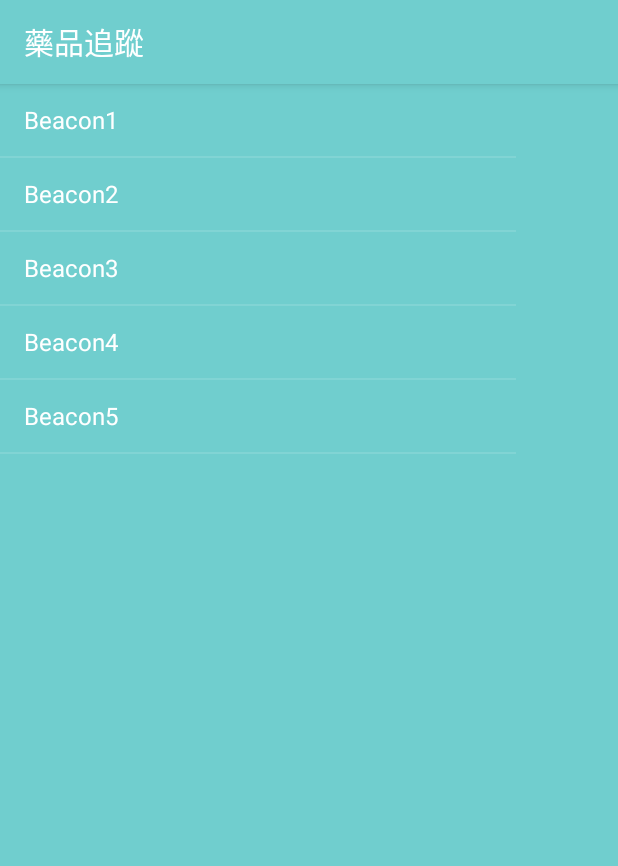
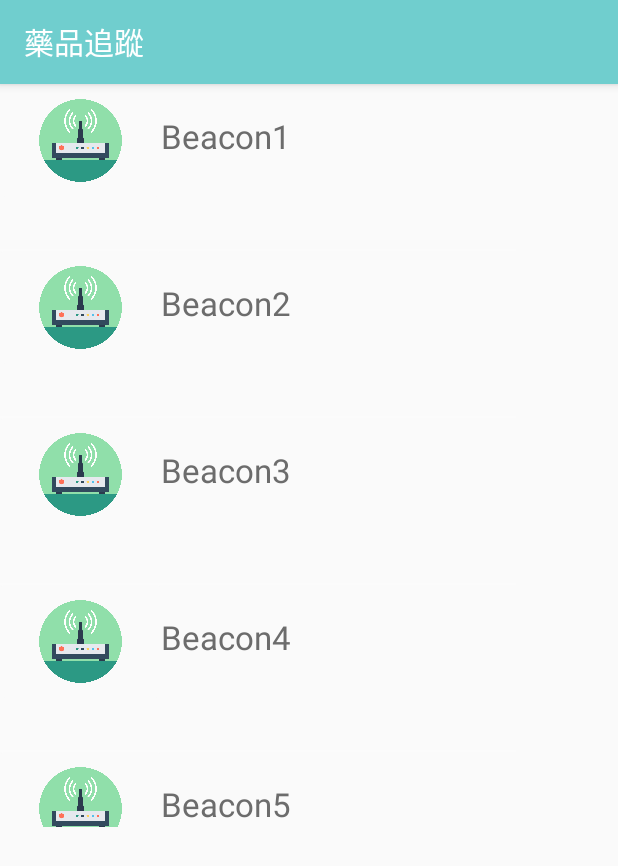
Before and after one commit to weiwei1204/MedicineAPP, an Android app: the SecondActivity screen opened directly, with no data from a screen before it, on a phone screen of 412 x 824 dp. Shown: the top 866 px of the screen. Run offline under Robolectric (Android 15) with nearby library versions, the phone set to English and light mode, and no system bars.

Commit message:
追蹤beacon介面

```diff
--- a/app/src/main/AndroidManifest.xml
+++ b/app/src/main/AndroidManifest.xml
@@ -40,7 +40,10 @@
             android:label="@string/title_activity_robot" />
         <activity
             android:name=".LoginActivity"
-            android:label="@string/title_activity_login"></activity>
+            android:label="@string/title_activity_login" />
+        <activity
+            android:name=".beaconActivity"
+            android:label="@string/title_activity_beacon"></activity>
     </application>
 
 </manifest>
--- a/app/src/main/java/com/example/carrie/carrie_test1/SecondActivity.java
+++ b/app/src/main/java/com/example/carrie/carrie_test1/SecondActivity.java
@@ -18,7 +18,7 @@ public class SecondActivity extends AppCompatActivity {
         super.onCreate(savedInstanceState);
         setContentView(R.layout.activity_second);
         listView = (ListView)findViewById(R.id.beacon_list_view);
-        listAdapter = new ArrayAdapter(this,android.R.layout.simple_list_item_1,list);
+        listAdapter = new ArrayAdapter(this,R.layout.row,R.id.textView31,list);
         listView.setAdapter(listAdapter);
         listView.setOnItemClickListener(new AdapterView.OnItemClickListener() {
             @Override
--- /dev/null
+++ b/app/src/main/res/drawable/buttonbeacon.xml
@@ -0,0 +1,24 @@
+<?xml version="1.0" encoding="utf-8"?>
+<shape xmlns:android="http://schemas.android.com/apk/res/android" android:shape="rectangle" >
+    <corners
+        android:radius="3dp"
+        />
+    <solid
+        android:color="#FAFAFA"
+        />
+    <padding
+        android:left="10dp"
+        android:top="10dp"
+        android:right="10dp"
+        android:bottom="10dp"
+        />
+    <size
+        android:width="270dp"
+        android:height="60dp"
+        />
+    <stroke
+        android:width="0dp"
+        android:color="#6C6C6C"
+
+        />
+</shape>
--- a/app/src/main/res/layout/activity_second.xml
+++ b/app/src/main/res/layout/activity_second.xml
@@ -4,13 +4,47 @@
     xmlns:tools="http://schemas.android.com/tools"
     android:layout_width="match_parent"
     android:layout_height="match_parent"
-    android:background="#70CECE"
+    android:background="#FAFAFA"
     tools:context="com.example.carrie.carrie_test1.SecondActivity">
 
-    <ListView
+    <TableLayout
         android:layout_width="344dp"
         android:layout_height="495dp"
-        android:id="@+id/beacon_list_view"
-        tools:layout_editor_absoluteY="8dp"
-        tools:layout_editor_absoluteX="8dp" />
+        tools:layout_editor_absoluteX="8dp"
+        tools:layout_editor_absoluteY="8dp">
+
+        <TableRow
+            android:layout_width="match_parent"
+            android:layout_height="match_parent">
+
+            <ListView
+                android:id="@+id/beacon_list_view"
+                android:layout_width="344dp"
+                android:layout_height="495dp"
+                tools:layout_editor_absoluteX="8dp"
+                tools:layout_editor_absoluteY="8dp" />
+        </TableRow>
+
+        <TableRow
+            android:layout_width="match_parent"
+            android:layout_height="match_parent" >
+
+            <LinearLayout
+                android:layout_width="match_parent"
+                android:layout_height="match_parent"
+                android:orientation="horizontal">
+
+                <ImageButton
+                    android:id="@+id/imageButton9"
+                    android:layout_width="50dp"
+                    android:layout_height="50dp"
+                    android:layout_weight="1"
+                    android:gravity="center"
+                    app:srcCompat="@drawable/add" />
+            </LinearLayout>
+
+        </TableRow>
+
+    </TableLayout>
+
 </android.support.constraint.ConstraintLayout>
--- /dev/null
+++ b/app/src/main/res/layout/row.xml
@@ -0,0 +1,25 @@
+<?xml version="1.0" encoding="utf-8"?>
+<LinearLayout xmlns:android="http://schemas.android.com/apk/res/android"
+    xmlns:app="http://schemas.android.com/apk/res-auto"
+    android:orientation="horizontal" android:layout_width="match_parent"
+    android:background="#FAFAFA"
+    android:layout_height="match_parent">
+
+    <ImageView
+        android:id="@+id/imageView23"
+        android:layout_width="1dp"
+        android:layout_height="75dp"
+        android:layout_weight="1"
+        android:background="@drawable/buttonbeacon"
+        app:srcCompat="@drawable/wifi" />
+
+    <TextView
+        android:id="@+id/textView31"
+        android:layout_width="130dp"
+        android:layout_height="90dp"
+        android:layout_marginTop="20dp"
+        android:layout_weight="1"
+        android:text="TextView"
+        android:textColor="#6C6C6C"
+        android:textSize="10pt" />
+</LinearLayout>
--- a/app/src/main/res/values/strings.xml
+++ b/app/src/main/res/values/strings.xml
@@ -8,4 +8,5 @@
     <string name="title_activity_thirdverify">親友認證</string>
     <string name="title_activity_robot">聊天機器人</string>
     <string name="title_activity_login">登入</string>
+    <string name="title_activity_beacon">藥品追蹤</string>
 </resources>
```
Also changed, not shown: app/src/main/java/com/example/carrie/carrie_test1/beaconActivity.java (added, +14 -0 lines), app/src/main/res/layout/activity_beacon.xml (added, +66 -0 lines).
